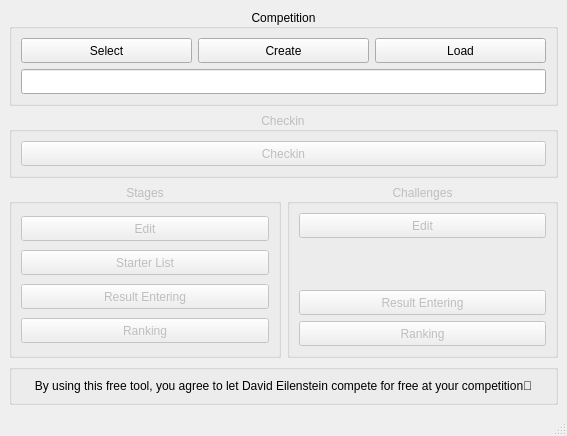
Qt form code/ncm_win_main.ui (DavidEilenstein/Ninja_Competition_Manager) before a commit.
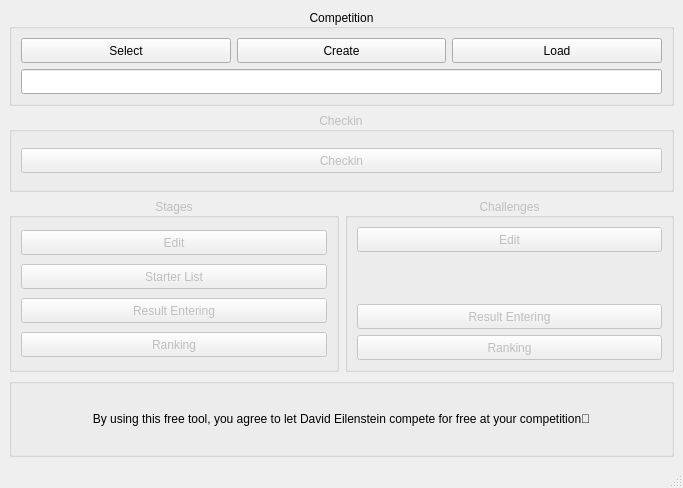
The same form after that commit.

The edit to the form file:
```diff
--- a/code/ncm_win_main.ui
+++ b/code/ncm_win_main.ui
@@ -6,8 +6,8 @@
    <rect>
     <x>0</x>
     <y>0</y>
-    <width>567</width>
-    <height>425</height>
+    <width>683</width>
+    <height>488</height>
    </rect>
   </property>
   <property name="sizePolicy">
```
Left out of the diff: 4 changed lines with no effect on the pictures.
